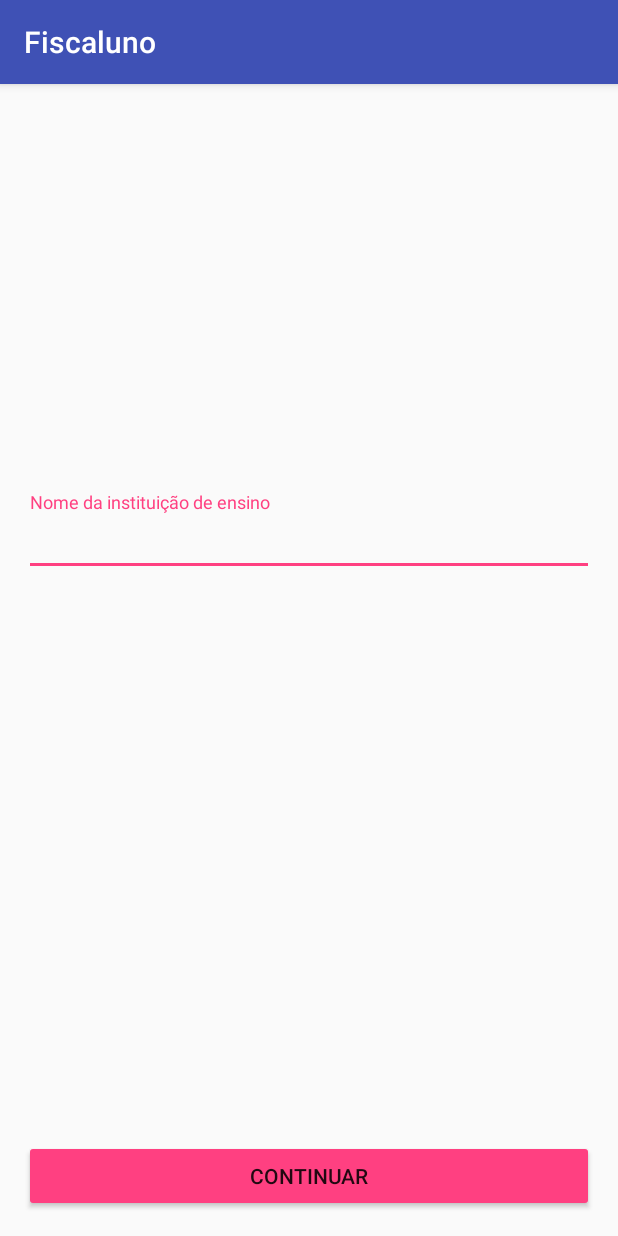
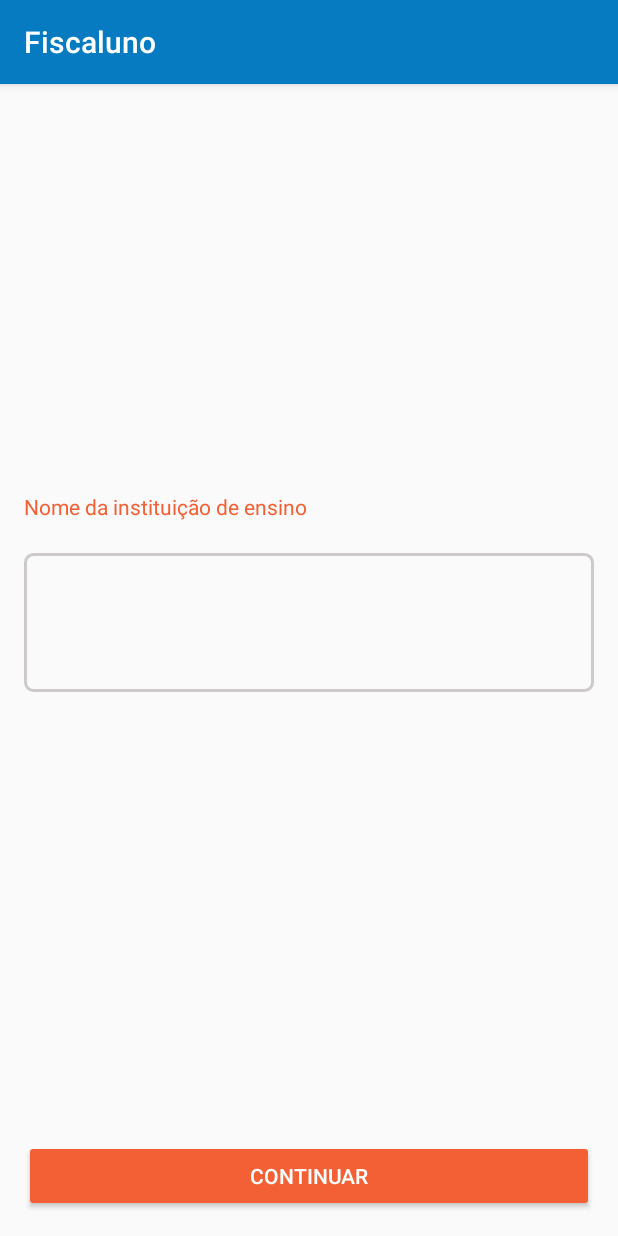
Before and after one commit to WilderPereira/fiscaluno-campus, an Android app: the CadastroInstituicaoActivity screen opened directly, with no data from a screen before it, on a phone screen of 412 x 824 dp. Run offline under Robolectric (Android 15) with nearby library versions, the phone set to English and light mode, and no system bars.

Commit message:
correções de erros

```diff
--- a/app/src/main/java/com/mainbox/fiscaluno/view/main/pesquisaEscola/PesquisaInstituicaoHolder.java
+++ b/app/src/main/java/com/mainbox/fiscaluno/view/main/pesquisaEscola/PesquisaInstituicaoHolder.java
@@ -39,7 +39,7 @@ public class PesquisaInstituicaoHolder extends RecyclerView.ViewHolder {
             public void onClick(View v) {
                 Intent intent = new Intent(context, InstituicaoActivity.class);
                 Bundle bundle = new Bundle();
-                //bundle.putParcelable("", instituicaos.get(getAdapterPosition()));
+                bundle.putParcelable("instituicao", instituicaos.get(getAdapterPosition()));
                 intent.putExtras(bundle);
                 context.startActivity(intent);
             }
--- a/app/src/main/res/drawable/buttonradius.xml
+++ b/app/src/main/res/drawable/buttonradius.xml
@@ -2,7 +2,7 @@
 <shape xmlns:android="http://schemas.android.com/apk/res/android"
     android:padding="10dp"
     android:shape="rectangle">
-    <solid android:color="@color/colorAccent" />
+    <solid android:color="@color/orange_button" />
 
     <corners
         android:bottomLeftRadius="15dp"
--- a/app/src/main/res/drawable/edittextbox.xml
+++ b/app/src/main/res/drawable/edittextbox.xml
@@ -1,10 +1,12 @@
 <?xml version="1.0" encoding="UTF-8"?>
 <shape xmlns:android="http://schemas.android.com/apk/res/android" android:id="@+id/listview_background_shape">
-    <stroke android:width="2dp" android:color="#ff207d94" />
+    <stroke android:width="2dp"
+        android:color="#cecaca" />
+
     <padding android:left="2dp"
         android:top="2dp"
         android:right="2dp"
         android:bottom="2dp" />
     <corners android:radius="5dp" />
-    <solid android:color="#ffffffff" />
+
 </shape>
--- a/app/src/main/res/layout/activity_avaliacao_geral.xml
+++ b/app/src/main/res/layout/activity_avaliacao_geral.xml
@@ -12,8 +12,11 @@
         android:layout_width="match_parent"
         android:layout_height="wrap_content">
         <ImageView
+            android:id="@+id/iv_avaliacao_icone"
             android:layout_width="80dp"
-            android:layout_height="80dp" />
+            android:layout_height="80dp"
+            android:src="@drawable/ic_school"
+            tools:ignore="ContentDescription"/>
         <TextView
             android:layout_marginRight="@dimen/activity_horizontal_margin"
             android:layout_marginLeft="@dimen/activity_horizontal_margin"
--- a/app/src/main/res/layout/activity_cadastro_instituicao.xml
+++ b/app/src/main/res/layout/activity_cadastro_instituicao.xml
@@ -13,23 +13,30 @@
         android:layout_height="240dp"
         android:text="@string/hello_blank_fragment" />
 
-    <android.support.design.widget.TextInputLayout
+    <TextView
+        android:textColorHint="@color/orange_button"
         android:hint="Nome da instituição de ensino"
-        android:layout_margin="@dimen/activity_horizontal_margin"
         android:layout_width="match_parent"
-        android:layout_height="wrap_content">
-        <EditText
-            android:id="@+id/nomeInstituicao_tv"
-            android:layout_width="match_parent"
-            android:layout_height="wrap_content" />
-    </android.support.design.widget.TextInputLayout>
+        android:layout_height="wrap_content"
+        android:layout_margin="@dimen/activity_horizontal_margin"/>
+
+    <com.mainbox.fiscaluno.view.custom.EditTextBox
+        android:lines="4"
+        android:id="@+id/nomeInstituicao_tv"
+        android:layout_marginLeft="@dimen/activity_horizontal_margin"
+        android:layout_marginRight="@dimen/activity_horizontal_margin"
+        android:layout_marginTop="5dp"
+        android:inputType="textMultiLine"
+        android:layout_width="match_parent"
+        android:layout_height="wrap_content" />
 
     <RelativeLayout
         android:layout_width="match_parent"
         android:layout_height="match_parent">
         <Button
             android:onClick="onNextClick"
-            android:backgroundTint="@color/colorAccent"
+            android:backgroundTint="@color/orange_button"
+            android:textColor="@android:color/white"
             android:text="@string/continuar"
             android:layout_margin="@dimen/activity_vertical_margin"
             android:layout_width="match_parent"
--- a/app/src/main/res/layout/activity_conselhos.xml
+++ b/app/src/main/res/layout/activity_conselhos.xml
@@ -12,8 +12,11 @@
         android:layout_width="match_parent"
         android:layout_height="wrap_content">
         <ImageView
+            android:id="@+id/iv_conselhos_icone"
             android:layout_width="80dp"
-            android:layout_height="80dp" />
+            android:layout_height="80dp"
+            android:src="@drawable/ic_school"
+            tools:ignore="ContentDescription"/>
         <TextView
             android:layout_marginRight="@dimen/activity_horizontal_margin"
             android:layout_marginLeft="@dimen/activity_horizontal_margin"
--- a/app/src/main/res/layout/activity_instituicao.xml
+++ b/app/src/main/res/layout/activity_instituicao.xml
@@ -13,8 +13,11 @@
         android:layout_width="match_parent"
         android:layout_height="wrap_content">
         <ImageView
+            android:id="@+id/iv_instituicao_icone"
             android:layout_width="80dp"
-            android:layout_height="80dp" />
+            android:layout_height="80dp"
+            android:src="@drawable/ic_school"
+            tools:ignore="ContentDescription"/>
         <TextView
             android:id="@+id/nomeInstituicao"
             android:layout_marginRight="@dimen/activity_horizontal_margin"
--- a/app/src/main/res/layout/activity_recomendacao.xml
+++ b/app/src/main/res/layout/activity_recomendacao.xml
@@ -12,8 +12,11 @@
         android:layout_width="match_parent"
         android:layout_height="wrap_content">
         <ImageView
+            android:id="@+id/iv_recomendacao_icone"
             android:layout_width="80dp"
-            android:layout_height="80dp" />
+            android:layout_height="80dp"
+            android:src="@drawable/ic_school"
+            tools:ignore="ContentDescription"/>
         <TextView
             android:layout_marginRight="@dimen/activity_horizontal_margin"
             android:layout_marginLeft="@dimen/activity_horizontal_margin"
--- a/app/src/main/res/layout/card_escola.xml
+++ b/app/src/main/res/layout/card_escola.xml
@@ -23,7 +23,7 @@
             android:layout_width="match_parent"
             android:layout_height="match_parent"
             android:layout_weight="1"
-            android:src="@drawable/ic_menu_send"
+            android:src="@drawable/ic_school"
             tools:ignore="ContentDescription" />
 
         <TextView
--- a/app/src/main/res/layout/frame_pesquisa_recente.xml
+++ b/app/src/main/res/layout/frame_pesquisa_recente.xml
@@ -1,8 +1,7 @@
 <?xml version="1.0" encoding="utf-8"?>
 <RelativeLayout xmlns:android="http://schemas.android.com/apk/res/android"
     android:layout_width="match_parent"
-    android:layout_height="wrap_content"
-    android:padding="@dimen/drawable_padding_view">
+    android:layout_height="wrap_content">
 
     <android.support.v7.widget.RecyclerView
         android:id="@+id/frm_pesquisa_recente"
--- a/app/src/main/res/values/colors.xml
+++ b/app/src/main/res/values/colors.xml
@@ -1,7 +1,8 @@
 <?xml version="1.0" encoding="utf-8"?>
 <resources>
-    <color name="colorPrimary">#3F51B5</color>
-    <color name="colorPrimaryDark">#303F9F</color>
-    <color name="colorAccent">#FF4081</color>
-    <color name="colorBackgroud">#3B3B3B</color>
+    <color name="colorPrimary">#067Bc2</color>
+    <color name="colorPrimaryDark">#246EB9</color>
+    <color name="colorAccent">#FFFFFF</color>
+    <color name="orange_button">#F46036</color>
+    <color name="colorBackgroud">#E1E6E1</color>
 </resources>
```
Also changed, not shown: app/src/main/java/com/mainbox/fiscaluno/view/main/pesquisa/PesquisaPrincipalFragment.java (+6 -2 lines), app/src/main/res/layout/activity_cadastro_pontos_negativos.xml (+4 -3 lines), app/src/main/res/layout/activity_cadastro_pontos_positivos.xml (+8 -4 lines), app/src/main/res/layout/frame_pesquisa.xml (+7 -2 lines).
